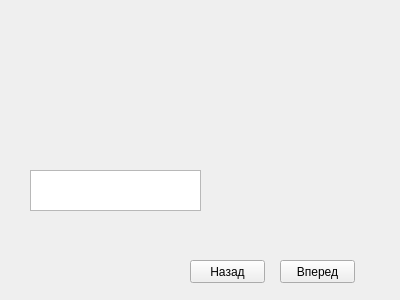
First picture: the form in main.ui, repository NastyaSemen/Tester, before the edit.
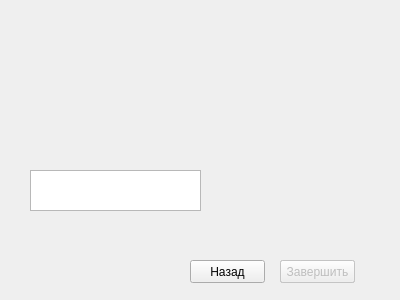
Second picture: the form after the edit.

Commit message: Подведение итога

```diff
--- a/main.ui
+++ b/main.ui
@@ -95,6 +95,22 @@
     <string/>
    </property>
   </widget>
+  <widget class="QPushButton" name="end_button">
+   <property name="enabled">
+    <bool>false</bool>
+   </property>
+   <property name="geometry">
+    <rect>
+     <x>280</x>
+     <y>260</y>
+     <width>75</width>
+     <height>23</height>
+    </rect>
+   </property>
+   <property name="text">
+    <string>Завершить</string>
+   </property>
+  </widget>
  </widget>
  <resources/>
  <connections/>
```
The commit also changes 1 other file.
